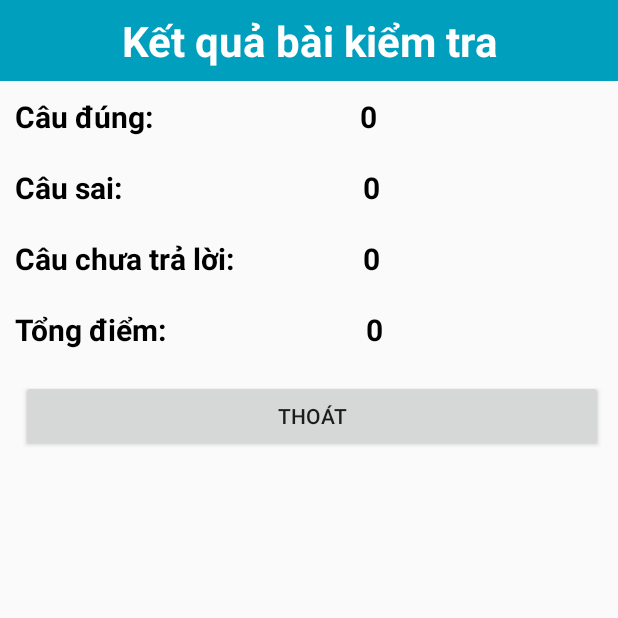
After one commit to chanh1820/GoogleTranslate-Ha-2, an Android app: the ResultKiemTraActivity screen opened directly, with no data from a screen before it, on a phone screen of 412 x 824 dp, the top half of it. The commit adds this screen. Run offline under Robolectric (Android 15) with nearby library versions, the phone set to English and light mode, and no system bars; 1 statement that could not run was skipped.

Commit message:
update code

```diff
--- a/app/build.gradle
+++ b/app/build.gradle
@@ -13,7 +13,7 @@ android {
         minSdk 26
         targetSdk 33
         versionCode 1
-        versionName "1.0.3"
+        versionName "1.0.4"
         archivesBaseName = "GoogleTranslte-v$versionName"
         testInstrumentationRunner "androidx.test.runner.AndroidJUnitRunner"
     }
--- a/app/src/main/AndroidManifest.xml
+++ b/app/src/main/AndroidManifest.xml
@@ -37,6 +37,9 @@
             android:name=".view.dichngonngu.DichNgonNguActivity"
             android:exported="false" />
         <activity
+            android:name=".view.phanhoi.PhanHoiActivity"
+            android:exported="false" />
+        <activity
             android:name=".view.main.MainActivity"
             android:exported="true">
             <intent-filter>
@@ -60,6 +63,9 @@
             android:name=".view.trochoi.kiemtra.KiemTraActivity"
             android:exported="false" />
         <activity
+            android:name=".view.trochoi.kiemtra.ResultKiemTraActivity"
+            android:exported="false" />
+        <activity
             android:name=".view.trochoi.viet.VietActivity"
             android:exported="false" />
         <activity
--- a/app/src/main/java/com/example/googletranslate/core/constant/DBConstant.java
+++ b/app/src/main/java/com/example/googletranslate/core/constant/DBConstant.java
@@ -30,6 +30,9 @@ public class DBConstant {
         add(new ClassRoomDTO(4, "9", "Lớp 9"));
 
     }};
+
+    public static final String FEED_BACK_LINK = "https://docs.google.com/forms/d/e/1FAIpQLSeWswMFauPlm1A9eHTG5hL0rvKmOvdoVdAEq3fb6FUdEkeIqw/viewform";
+
     public static final Map<String, LanguageDTO> LANGUAGE_DTO_MAP = new HashMap<String, LanguageDTO>() {{
         for (LanguageDTO item : LANGUAGE_DTO_LIST) {
             put(item.getLanguageCode(), item);
@@ -68,4 +71,5 @@ public class DBConstant {
     }};
     public static final String FILE_MP3 = ".mp3";
     public static final String USER_NAME = "ha_vocabularyplay@gmail.com";
+
 }
--- a/app/src/main/java/com/example/googletranslate/core/constant/KeyConstants.java
+++ b/app/src/main/java/com/example/googletranslate/core/constant/KeyConstants.java
@@ -4,4 +4,5 @@ public class KeyConstants {
 
     public static final String INTENT_UNIT_ID = "unit_id";
     public static final String INTENT_CLASS_ROOM = "class_room";
+    public static final String INTENT_LINK = "link";
 }
--- a/app/src/main/java/com/example/googletranslate/core/dto/QuestionP4DTO.java
+++ b/app/src/main/java/com/example/googletranslate/core/dto/QuestionP4DTO.java
@@ -1,6 +1,8 @@
 package com.example.googletranslate.core.dto;
 
-public class QuestionP4DTO {
+import java.io.Serializable;
+
+public class QuestionP4DTO implements Serializable {
 
     private String id;
 
--- /dev/null
+++ b/app/src/main/java/com/example/googletranslate/view/trochoi/kiemtra/ResultKiemTraActivity.java
@@ -0,0 +1,174 @@
+package com.example.googletranslate.view.trochoi.kiemtra;
+
+import android.content.DialogInterface;
+import android.content.Intent;
+import android.os.Bundle;
+import android.util.Log;
+import android.view.View;
+import android.widget.Button;
+import android.widget.ImageView;
+import android.widget.TextView;
+
+import androidx.appcompat.app.AlertDialog;
+import androidx.appcompat.app.AppCompatActivity;
+
+import com.example.googletranslate.R;
+import com.example.googletranslate.core.dao.GeneralDAO;
+import com.example.googletranslate.core.dto.QuestionP4DTO;
+
+import org.apache.commons.lang3.StringUtils;
+
+import java.util.ArrayList;
+
+public class ResultKiemTraActivity extends AppCompatActivity  {
+    private static float[] yData;
+    TextView tvTrue, tvFasle, tvNotAns, tvTotalPoint,txtTestDone, tvNotifi;
+    Button btnSave, btnAgain, btnExit;
+    ImageView imvTestDone;
+    ArrayList<QuestionP4DTO> arr_QuesBegin = new ArrayList<QuestionP4DTO>();
+    int num_NotAns = 0;
+    int num_True_Ans = 0;
+    int num_Fasle_Ans = 0;
+    int num_TotalPoint = 0;
+
+    GeneralDAO generalDAO;
+    @Override
+    protected void onCreate(Bundle savedInstanceState) {
+        super.onCreate(savedInstanceState);
+        setContentView(R.layout.activity_result_kiem_tra);
+
+        initView();
+        checkResult();
+        showResult();
+        Exit();
+        again();
+    }
+
+
+    private void again() {
+        btnAgain.setVisibility(View.GONE);
+        btnAgain.setOnClickListener(new View.OnClickListener() {
+            @Override
+            public void onClick(View v) {
+                refresh();
+                finish();
+                Intent intent2= new Intent(ResultKiemTraActivity.this, KiemTraActivity.class);
+                intent2.putExtra("arr_Ques",arr_QuesBegin);
+                intent2.putExtra("test","no");
+                startActivity(intent2);
+            }
+
+            private void refresh() {
+                for(int i=0;i<arr_QuesBegin.size();i++){
+                    arr_QuesBegin.get(i).setTraLoi("");
+                }
+            }
+        });
+    }
+
+//    private void saveScore() {
+//        btnSave.setOnClickListener(new View.OnClickListener() {
+//            @Override
+//            public void onClick(View v) {
+//                AlertDialog.Builder builder = new AlertDialog.Builder(TestDoneActivity.this);
+//                LayoutInflater inflater = TestDoneActivity.this.getLayoutInflater();
+//                View view=inflater.inflate(R.layout.allert_dialog_save_score,null);
+//                builder.setView(view);
+//
+//                EditText edtName=  view.findViewById(R.id.edtName);
+//                TextView txtResultNumTrue=  view.findViewById(R.id.txtResultNumTrue);
+//                TextView txtResultScore=  view.findViewById(R.id.txtResultScore);
+//
+//                int numResultTotal= num_True_Ans;
+//                String numResultTrue= String.valueOf(num_True_Ans);
+//
+//                edtName.setText(accountDTO.getDisplayName());
+//                txtResultNumTrue.setText();
+//
+//                txtResultScore.setText(numResultTotal+ " Điểm");
+//
+//                builder.setPositiveButton("Có", new DialogInterface.OnClickListener() {
+//                    @Override
+//                    public void onClick(DialogInterface dialog, int which) {
+//
+//
+//                    }
+//                });
+//                builder.setNegativeButton("Không", new DialogInterface.OnClickListener() {
+//                    @Override
+//                    public void onClick(DialogInterface dialog, int which) {
+//
+//                    }
+//                });
+//                AlertDialog b=builder.create();
+//                b.show();
+//            }
+//        });
+//    }
+
+    private void Exit() {
+        btnExit.setOnClickListener(new View.OnClickListener() {
+            @Override
+            public void onClick(View v) {
+                AlertDialog.Builder builder = new AlertDialog.Builder(ResultKiemTraActivity.this);
+                builder.setIcon(R.drawable.exit);
+                builder.setTitle("Thông báo");
+                builder.setMessage("Bạn có muốn thoát hay không ?");
+                builder.setPositiveButton("Có", new DialogInterface.OnClickListener() {
+                    @Override
+                    public void onClick(DialogInterface dialog, int which) {
+                        finish();
+                    }
+                });
+                builder.setNegativeButton("Không", new DialogInterface.OnClickListener() {
+                    @Override
+                    public void onClick(DialogInterface dialog, int which) {
+
+                    }
+                });
+                builder.show();
+            }
+        });
+
+    }
+
+    private void showResult() {
+        num_TotalPoint = num_True_Ans * 1;
+        tvNotAns.setText("" + num_NotAns);
+        tvFasle.setText("" + num_Fasle_Ans);
+        tvTrue.setText("" + num_True_Ans);
+        tvTotalPoint.setText("" + num_TotalPoint);
+        if(num_True_Ans >(arr_QuesBegin.size()/2)){
+            tvNotifi.setText("Chúc mừng bạn đã\nvượt qua bài kiểm tra");
+        }else {
+            tvNotifi.setText("Bạn đã thi trượt");
+        }
+        yData = new float[]{num_True_Ans, num_Fasle_Ans, num_NotAns};
+
+    }
+
+    public void initView() {
+        generalDAO= new GeneralDAO(ResultKiemTraActivity.this);
+        Intent intent = getIntent();
+        arr_QuesBegin = (ArrayList<QuestionP4DTO>) intent.getExtras().getSerializable("arr_Ques");
+        tvFasle =  findViewById(R.id.tvFalse);
+        tvTrue =  findViewById(R.id.tvTrue);
+        tvNotAns =  findViewById(R.id.tvNotAns);
+        tvTotalPoint =  findViewById(R.id.tvTotalPoint);
+        btnAgain =  findViewById(R.id.btnAgain);
+        btnSave =  findViewById(R.id.btnSaveScore);
+        btnExit =  findViewById(R.id.btnExit);
+        tvNotifi =  findViewById(R.id.notification_result);
+    }
+
+    public void checkResult() {
+        Log.e("checkResult", arr_QuesBegin.size()+"");
+        for (int i = 0; i < arr_QuesBegin.size(); i++) {
+            if (StringUtils.isEmpty(arr_QuesBegin.get(i).getTraLoi()) == true) {
+                num_NotAns++;
+            } else if (arr_QuesBegin.get(i).getResult().equals(arr_QuesBegin.get(i).getTraLoi()) == true) {
+                num_True_Ans++;
+            } else num_Fasle_Ans++;
+        }
+    }
+}
--- /dev/null
+++ b/app/src/main/res/layout/activity_result_kiem_tra.xml
@@ -0,0 +1,166 @@
+<?xml version="1.0" encoding="utf-8"?>
+<LinearLayout xmlns:android="http://schemas.android.com/apk/res/android"
+    xmlns:tools="http://schemas.android.com/tools"
+    android:id="@+id/activity_test_done"
+    android:layout_width="match_parent"
+    android:layout_height="match_parent"
+    android:orientation="vertical">
+    <TextView
+        android:text="Kết quả bài kiểm tra"
+        android:layout_width="match_parent"
+        android:layout_height="wrap_content"
+        android:paddingHorizontal="40dp"
+        android:paddingVertical="8dp"
+        android:background="@color/xanh_nuoc_bien"
+        android:textColor="@color/white"
+        android:textSize="28sp"
+        android:textStyle="bold"
+        android:gravity="center"
+        android:id="@+id/textView"
+        android:layout_gravity="center"/>
+    <TextView
+        android:id="@+id/notification_result"
+        android:layout_width="match_parent"
+        android:layout_height="wrap_content"
+        android:textSize="32sp"
+        android:gravity="center"
+        android:visibility="gone"
+        android:textStyle="bold"
+        android:padding="16dp"
+        android:text="Rất tiếc bạn đã thi trược"/>
+
+
+    <LinearLayout
+        android:orientation="horizontal"
+        android:layout_width="match_parent"
+        android:padding="10dp"
+        android:layout_height="wrap_content">
+
+        <TextView
+            android:layout_width="79dp"
+            android:layout_height="wrap_content"
+            android:layout_weight="1"
+            android:text="Câu đúng:"
+            android:textStyle="bold"
+            android:textColor="@color/black"
+            android:textSize="20sp" />
+
+        <TextView
+            android:text="2"
+            android:textSize="20sp"
+            android:textStyle="bold"
+            android:layout_width="wrap_content"
+            android:layout_height="wrap_content"
+            android:id="@+id/tvTrue"
+            android:layout_weight="1"
+            android:textColor="@color/black"/>
+    </LinearLayout>
+    <LinearLayout
+        android:orientation="horizontal"
+        android:layout_width="match_parent"
+        android:padding="10dp"
+        android:layout_height="wrap_content">
+
+        <TextView
+            android:layout_width="84dp"
+            android:layout_height="wrap_content"
+            android:textStyle="bold"
+            android:layout_weight="1"
+            android:text="Câu sai:"
+            android:textColor="@color/black"
+            android:textSize="20sp" />
+
+        <TextView
+            android:text="2"
+            android:textSize="20sp"
+            android:layout_width="wrap_content"
+            android:textStyle="bold"
+            android:layout_height="wrap_content"
+            android:id="@+id/tvFalse"
+            android:layout_weight="1"
+            android:textColor="@color/black"
+            />
+    </LinearLayout>
+    <LinearLayout
+        android:orientation="horizontal"
+        android:layout_width="match_parent"
+        android:padding="10dp"
+        android:layout_height="wrap_content">
+
+        <TextView
+            android:layout_width="84dp"
+            android:layout_height="wrap_content"
+            android:layout_weight="1"
+            android:text="Câu chưa trả lời:"
+            android:textStyle="bold"
+            android:textColor="@color/black"
+            android:textSize="20sp" />
+
+        <TextView
+            android:text="2"
+            android:textSize="20sp"
+            android:layout_width="wrap_content"
+            android:layout_height="wrap_content"
+            android:textStyle="bold"
+            android:id="@+id/tvNotAns"
+            android:layout_weight="1"
+            android:textColor="@color/black"/>
+    </LinearLayout>
+    <LinearLayout
+        android:orientation="horizontal"
+        android:textStyle="bold"
+        android:layout_width="match_parent"
+        android:padding="10dp"
+        android:layout_height="wrap_content">
+
+        <TextView
+            android:layout_width="88dp"
+            android:layout_height="wrap_content"
+            android:layout_weight="1"
+            android:textStyle="bold"
+            android:text="Tổng điểm:"
+            android:textColor="@color/black"
+            android:textSize="20sp" />
+
+        <TextView
+            android:text="2"
+            android:textSize="20sp"
+            android:layout_width="wrap_content"
+            android:layout_height="wrap_content"
+            android:textStyle="bold"
+            android:id="@+id/tvTotalPoint"
+            android:layout_weight="1"
+            android:textColor="@color/black"/>
+    </LinearLayout>
+    <LinearLayout
+        android:orientation="horizontal"
+        android:layout_width="match_parent"
+        android:padding="10dp"
+        android:layout_height="wrap_content">
+
+        <Button
+            android:text="Làm lại"
+            android:layout_width="wrap_content"
+            android:layout_height="wrap_content"
+            android:id="@+id/btnAgain"
+            android:layout_weight="1"
+            android:layout_marginRight="4dp"/>
+
+        <Button
+            android:text="Lưu điểm"
+            android:layout_width="wrap_content"
+            android:layout_height="wrap_content"
+            android:id="@+id/btnSaveScore"
+            android:visibility="gone"
+            android:layout_weight="1"
+            android:layout_marginHorizontal="4dp"/>
+
+        <Button
+            android:text="Thoát"
+            android:layout_width="wrap_content"
+            android:layout_height="wrap_content"
+            android:id="@+id/btnExit"
+            android:layout_weight="1"
+            android:layout_marginLeft="4dp"/>
+    </LinearLayout>
+</LinearLayout>
```
Also changed, not shown: app/src/main/java/com/example/googletranslate/view/main/MainActivity.java (+11 -1 lines), app/src/main/java/com/example/googletranslate/view/phanhoi/PhanHoiActivity.java (added, +36 -0 lines), app/src/main/java/com/example/googletranslate/view/trochoi/kiemtra/KiemTraActivity.java (+11 -16 lines), app/src/main/res/layout/activity_main.xml (+19 -3 lines), app/src/main/res/layout/activity_phan_hoi.xml (added, +12 -0 lines), app/src/main/res/drawable/ic_feedback.png (added).
